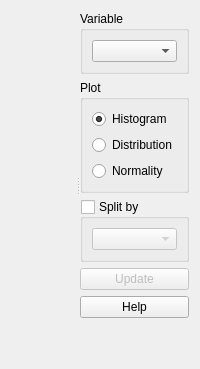
Above: tse_analytics/views/analysis/exploration_widget.ui from TSE-Systems/tse-analytics before the change. Below: the same form after it.
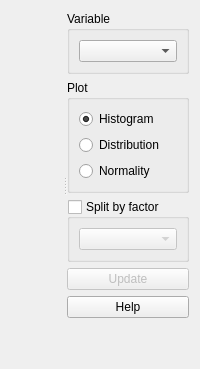
That is the form after the change. Icons and pictures are not drawn. Custom widgets are drawn as their Qt base class.

Patch:
```diff
--- a/tse_analytics/views/analysis/exploration_widget.ui
+++ b/tse_analytics/views/analysis/exploration_widget.ui
@@ -66,7 +66,7 @@
        <item>
         <widget class="QGroupBox" name="groupBoxSplitBy">
          <property name="title">
-          <string>Split by</string>
+          <string>Split by factor</string>
          </property>
          <property name="checkable">
           <bool>true</bool>
```
